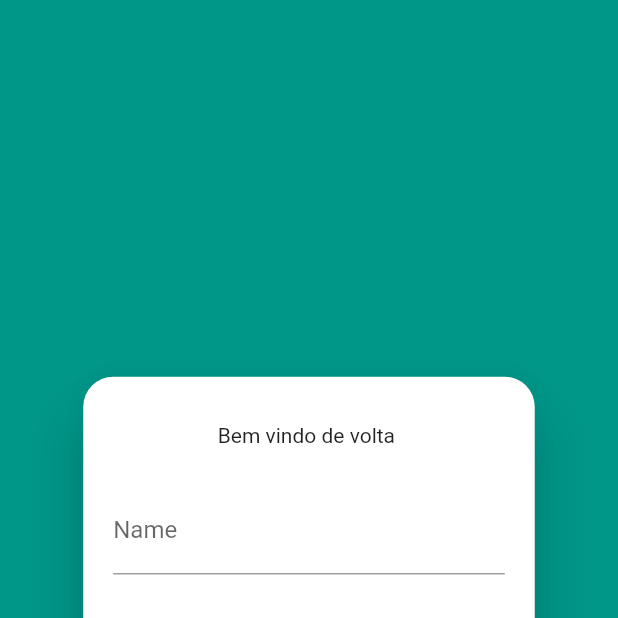
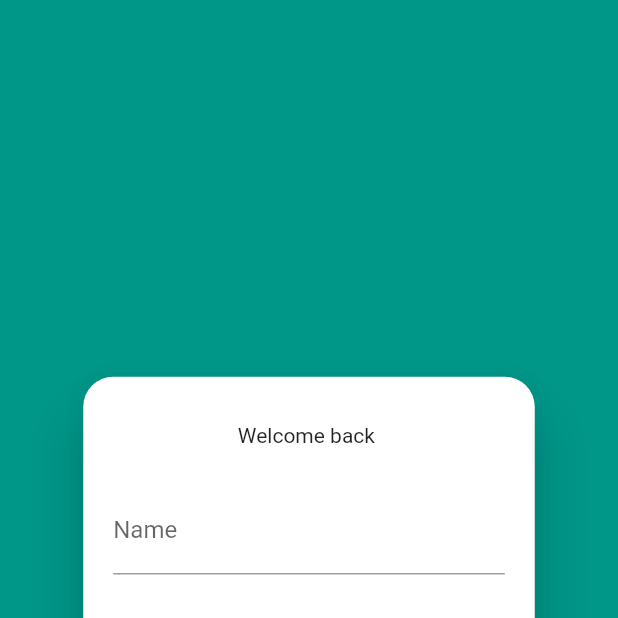
Before and after one commit to gsouza97/Cubos-Academy, a Flutter app: the screen it shows after launch, on a phone screen of 412 x 824 dp, the top half of it. Run offline on Flutter 3.47's test engine with Material 2 defaults, Android fonts, the phone set to English and light mode, and no system bars; our stand-ins replace flutter_secure_storage, shared_preferences.

```diff
--- a/form/lib/form_view.dart
+++ b/form/lib/form_view.dart
@@ -37,7 +37,7 @@ class _FormViewState extends State<FormView> {
                     FutureBuilder(
                         future: controller.fullName,
                         builder: (context, snapshot) {
-                          return Text('Bem vindo de volta ${snapshot.data}');
+                          return Text('Welcome back ${snapshot.data}');
                         }),
                     TextFormField(
                       decoration: InputDecoration(
```
Also changed, not shown: 2 other files.
